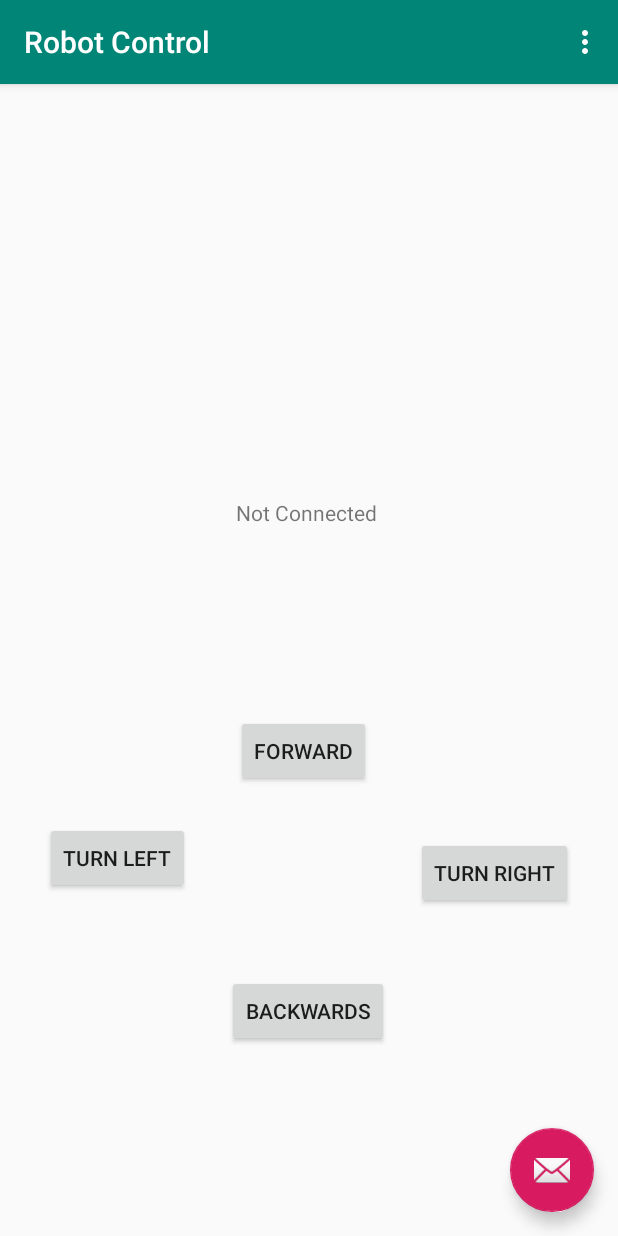
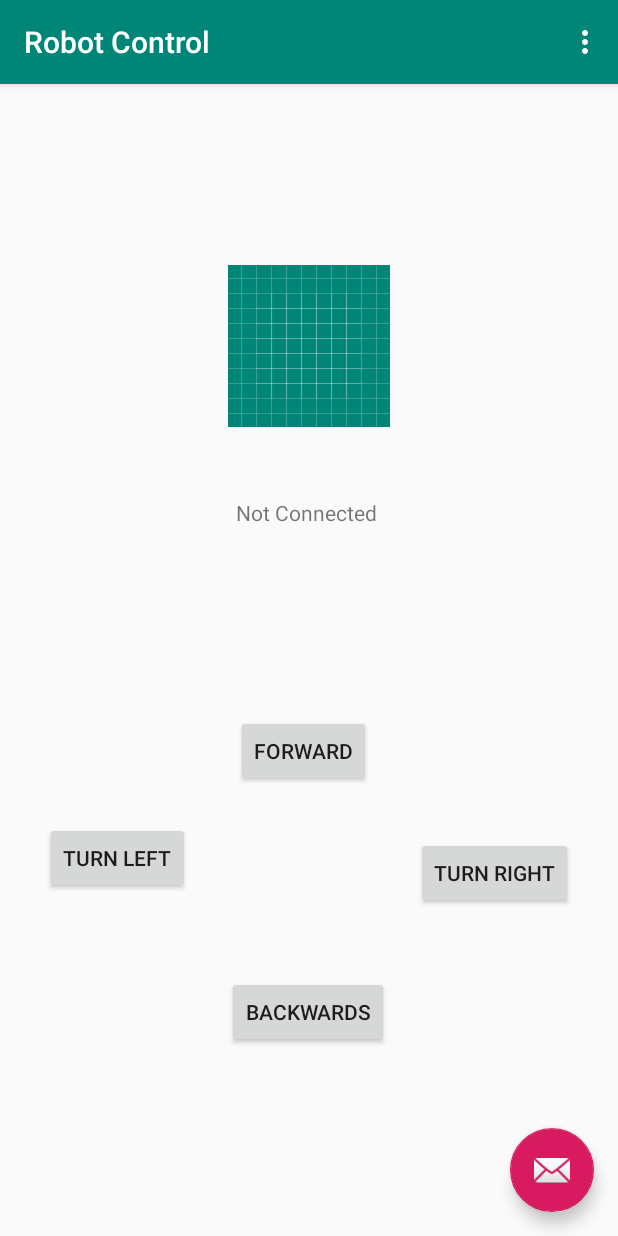
Before and after one commit to mpchow/AutonomousRobot-AndroidApp, an Android app: the screen it shows after launch (MainActivity), on a phone screen of 412 x 824 dp. Run offline under Robolectric (Android 15) with nearby library versions, the phone set to English and light mode, and no system bars; 3 statements that could not run were skipped.

Commit message:
Added image to show up on boot

```diff
--- a/Android app/app/src/main/java/com/example/robotcontrol/MainActivity.java
+++ b/Android app/app/src/main/java/com/example/robotcontrol/MainActivity.java
@@ -53,6 +53,7 @@ public class MainActivity extends AppCompatActivity {
         final Button leftButton = (Button) findViewById(R.id.leftwards);
         final Button rightButton = (Button) findViewById(R.id.rightwards);
         robotCamera = findViewById(R.id.imageView);
+        robotCamera.setImageResource(R.drawable.ic_launcher_background);
 
         forwardButton.setOnClickListener(new View.OnClickListener() {
             public void onClick(View v) {
--- a/Android app/app/src/main/res/layout/content_main.xml
+++ b/Android app/app/src/main/res/layout/content_main.xml
@@ -67,8 +67,15 @@
         android:id="@+id/imageView"
         android:layout_width="wrap_content"
         android:layout_height="wrap_content"
+        android:layout_marginStart="141dp"
+        android:layout_marginLeft="141dp"
         android:layout_marginTop="99dp"
+        android:layout_marginEnd="142dp"
+        android:layout_marginRight="142dp"
+        android:layout_marginBottom="26dp"
+        app:layout_constraintBottom_toTopOf="@+id/textView"
+        app:layout_constraintEnd_toEndOf="parent"
+        app:layout_constraintStart_toStartOf="parent"
         app:layout_constraintTop_toTopOf="parent"
-        tools:layout_editor_absoluteX="141dp"
         tools:srcCompat="@tools:sample/avatars" />
 </androidx.constraintlayout.widget.ConstraintLayout>
```
